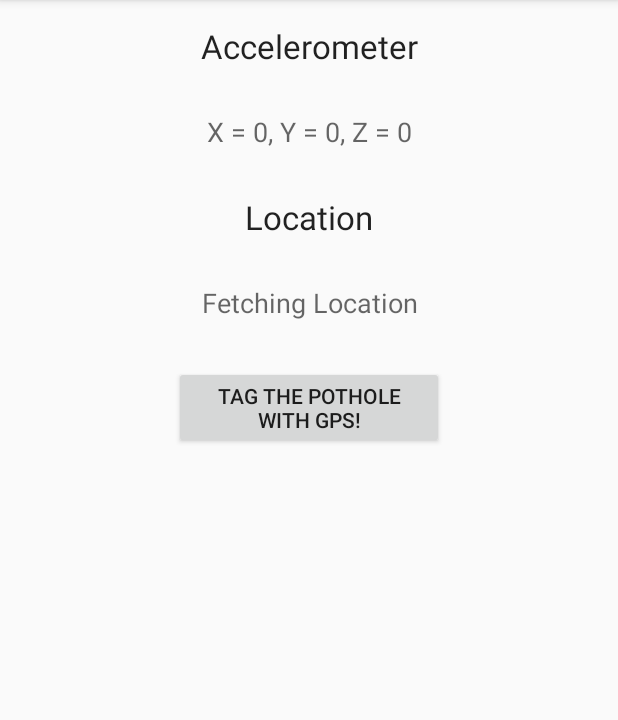
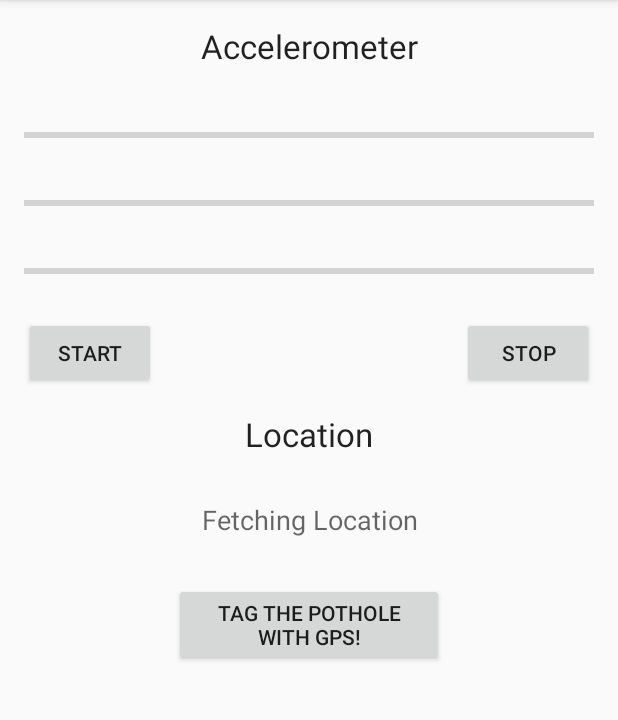
Before and after one commit to armohamm/DataReaderApp, an Android app: the screen it shows after launch (MainActivity), on a phone screen of 412 x 824 dp, the part 84-804 px from its top. Run offline under Robolectric (Android 15) with nearby library versions, the phone set to English and light mode, and no system bars.

Commit message:
[FEATURE] Stop/Start Button, Progress Bar

```diff
--- a/app/src/main/java/nitdgp/devansh/datareader/MainActivity.java
+++ b/app/src/main/java/nitdgp/devansh/datareader/MainActivity.java
@@ -1,5 +1,6 @@
 package nitdgp.devansh.datareader;
 
+import android.Manifest;
 import android.content.Context;
 import android.content.Intent;
 import android.content.pm.PackageManager;
@@ -13,11 +14,13 @@ import android.location.LocationManager;
 import android.net.Uri;
 import android.os.Environment;
 import android.provider.MediaStore;
+import android.support.v4.app.ActivityCompat;
 import android.support.v4.content.ContextCompat;
 import android.support.v7.app.AppCompatActivity;
 import android.os.Bundle;
 import android.view.View;
 import android.widget.Button;
+import android.widget.ProgressBar;
 import android.widget.TextView;
 import android.widget.Toast;
 import java.io.File;
@@ -28,9 +31,11 @@ public class MainActivity extends AppCompatActivity implements SensorEventListen
     protected Sensor mAccSensor;
     protected LocationManager mLocationManager;
     protected Location bestKnown;
-    protected TextView accelerometerText;
     protected TextView gpsText;
     protected Button gpsTag;
+    protected ProgressBar progressBarX;
+    protected ProgressBar progressBarY;
+    protected ProgressBar progressBarZ;
 
     @Override
     protected void onCreate(Bundle savedInstanceState) {
@@ -39,19 +44,65 @@ public class MainActivity extends AppCompatActivity implements SensorEventListen
         mSensorManager = (SensorManager) getSystemService(Context.SENSOR_SERVICE);
         mAccSensor = mSensorManager.getDefaultSensor(Sensor.TYPE_ACCELEROMETER);
         mLocationManager = (LocationManager) getSystemService(Context.LOCATION_SERVICE);
-        if ( ContextCompat.checkSelfPermission( this, android.Manifest.permission.ACCESS_FINE_LOCATION ) != PackageManager.PERMISSION_GRANTED ) {
-            return;
+        ActivityCompat.requestPermissions(MainActivity.this,
+                new String[] {
+                        Manifest.permission.ACCESS_FINE_LOCATION,
+                        Manifest.permission.CAMERA,
+                        Manifest.permission.READ_EXTERNAL_STORAGE,
+                        Manifest.permission.WRITE_EXTERNAL_STORAGE
+                },
+                100);
+        try {
+            mLocationManager.requestLocationUpdates(LocationManager.GPS_PROVIDER, 0, 0, this);
         }
-        mLocationManager.requestLocationUpdates(LocationManager.GPS_PROVIDER,0,0,this);
-        accelerometerText = (TextView) findViewById(R.id.accText);
+        catch (SecurityException e){
+            e.printStackTrace();
+        }
         gpsText = (TextView) findViewById(R.id.gpsText);
         gpsTag = (Button) findViewById(R.id.gpsTag);
-        Location lastknown = mLocationManager.getLastKnownLocation(LocationManager.GPS_PROVIDER);
-        if(lastknown!=null) {
-            String text = "Latitude = " + lastknown.getLatitude() + ",Longitude = " + lastknown.getLongitude();
+        progressBarX = (ProgressBar) findViewById(R.id.progressBarX);
+        progressBarX.setMax(100);
+        progressBarY = (ProgressBar) findViewById(R.id.progressBarY);
+        progressBarY.setMax(100);
+        progressBarZ = (ProgressBar) findViewById(R.id.progressBarZ);
+        progressBarZ.setMax(100);
+        Location lastKnown=null;
+        try {
+            lastKnown = mLocationManager.getLastKnownLocation(LocationManager.GPS_PROVIDER);
+        }
+        catch (SecurityException e){
+            e.printStackTrace();
+        }
+        if(lastKnown!=null) {
+            String text = "Latitude = " + lastKnown.getLatitude() + ",Longitude = " + lastKnown.getLongitude();
             gpsText.setText(text);
-            bestKnown = lastknown;
+            bestKnown = lastKnown;
         }
+    }
+
+    @Override
+    public void onRequestPermissionsResult(int requestcode,String[] perms,int[] grantResults){
+        if(requestcode==100){
+            if(grantResults.length>0){
+                for(int i=0;i<grantResults.length;i++){
+                    if(grantResults[i]!=PackageManager.PERMISSION_GRANTED){
+                        Toast.makeText(this,"Permission Denied",Toast.LENGTH_SHORT).show();
+                        finish();
+                    }
+                }
+            }
+        }
+    }
+
+    public void startAcc(View v){
+        mSensorManager.registerListener(this,mAccSensor,SensorManager.SENSOR_DELAY_NORMAL*20,SensorManager.SENSOR_DELAY_NORMAL*20);
+    }
+
+    public void stopAcc(View v){
+        mSensorManager.unregisterListener(this,mAccSensor);
+        progressBarX.setProgress(0);
+        progressBarY.setProgress(0);
+        progressBarZ.setProgress(0);
     }
 
     public void startCamera(View v){
@@ -87,9 +138,11 @@ public class MainActivity extends AppCompatActivity implements SensorEventListen
     @Override
     public void onSensorChanged(SensorEvent event){
         Sensor sensor = event.sensor;
+        long timestamp = event.timestamp;
         if(sensor.getType() == Sensor.TYPE_ACCELEROMETER) {
-            String acctext = "X = " + event.values[0] + ", Y = " + event.values[1] + ", Z = " + event.values[2];
-            accelerometerText.setText(acctext);
+            progressBarX.setProgress((int)(event.values[0]*10));
+            progressBarY.setProgress((int)(event.values[1]*10));
+            progressBarZ.setProgress((int)(event.values[2]*10));
         }
     }
 
@@ -115,7 +168,9 @@ public class MainActivity extends AppCompatActivity implements SensorEventListen
     @Override
     protected void onResume(){
         super.onResume();
-        mSensorManager.registerListener(this,mAccSensor,SensorManager.SENSOR_DELAY_NORMAL*2,SensorManager.SENSOR_DELAY_NORMAL*2);
+        progressBarX.setProgress(0);
+        progressBarY.setProgress(0);
+        progressBarZ.setProgress(0);
         try{
             mLocationManager.requestLocationUpdates(LocationManager.GPS_PROVIDER,0,0,this);
         }
--- a/app/src/main/res/layout/activity_main.xml
+++ b/app/src/main/res/layout/activity_main.xml
@@ -21,52 +21,92 @@
         android:textAlignment="center"
         android:layout_marginBottom="30dp" />
 
-    <TextView
+    <ProgressBar
+        style="?android:attr/progressBarStyleHorizontal"
+        android:layout_width="wrap_content"
+        android:layout_height="30dp"
+        android:layout_below="@id/accView"
+        android:id="@+id/progressBarX"
+        android:indeterminate="false"
+        android:layout_marginBottom="15dp"
+        android:layout_alignParentStart="true"
+        android:layout_alignParentEnd="true" />
+
+    <ProgressBar
+        style="?android:attr/progressBarStyleHorizontal"
+        android:layout_width="wrap_content"
+        android:layout_height="30dp"
+        android:layout_below="@id/progressBarX"
+        android:id="@+id/progressBarY"
+        android:indeterminate="false"
+        android:layout_marginBottom="15dp"
+        android:layout_alignParentStart="true"
+        android:layout_alignParentEnd="true" />
+
+    <ProgressBar
+        style="?android:attr/progressBarStyleHorizontal"
+        android:layout_width="wrap_content"
+        android:layout_height="30dp"
+        android:layout_below="@id/progressBarY"
+        android:id="@+id/progressBarZ"
+        android:indeterminate="false"
+        android:layout_marginBottom="15dp"
+        android:layout_alignParentStart="true"
+        android:layout_alignParentEnd="true" />
+
+
+    <Button
         android:layout_width="wrap_content"
         android:layout_height="wrap_content"
-        android:textAppearance="?android:attr/textAppearanceMedium"
-        android:text="@string/accDefault"
-        android:id="@+id/accText"
-        android:layout_alignParentEnd="true"
-        android:layout_alignParentStart="true"
-        android:layout_below="@+id/accView"
-        android:layout_marginBottom="30dp"
-        android:textAlignment="center" />
+        android:layout_below="@id/progressBarZ"
+        android:id="@+id/startButton"
+        android:text="@string/startBtn"
+        android:onClick="startAcc"
+        android:layout_alignParentStart="true"/>
+
+    <Button
+        android:layout_width="wrap_content"
+        android:layout_height="wrap_content"
+        android:layout_below="@id/progressBarZ"
+        android:id="@+id/stopButton"
+        android:onClick="stopAcc"
+        android:text="@string/stopBtn"
+        android:layout_alignParentEnd="true"/>
 
     <TextView
         android:layout_width="wrap_content"
         android:layout_height="wrap_content"
+        android:layout_below="@id/stopButton"
         android:textAppearance="?android:attr/textAppearanceLarge"
         android:text="@string/locView"
         android:id="@+id/gpsView"
         android:textAlignment="center"
+        android:layout_marginTop="15dp"
         android:layout_marginBottom="30dp"
-        android:layout_alignParentEnd="true"
-        android:layout_below="@+id/accText"
-        android:layout_alignParentStart="true" />
+        android:layout_alignParentStart="true"
+        android:layout_alignParentEnd="true"/>
 
     <TextView
         android:layout_width="wrap_content"
         android:layout_height="wrap_content"
+        android:layout_below="@id/gpsView"
         android:textAppearance="?android:attr/textAppearanceMedium"
         android:text="@string/locDefault"
         android:id="@+id/gpsText"
-        android:layout_alignParentEnd="true"
+        android:textAlignment="center"
         android:layout_alignParentStart="true"
-        android:layout_below="@+id/gpsView"
-        android:layout_marginBottom="30dp"
-        android:textAlignment="center" />
+        android:layout_alignParentEnd="true" />
 
     <Button
         android:layout_width="wrap_content"
         android:layout_height="wrap_content"
         android:text="@string/tagGPS"
         android:id="@+id/gpsTag"
-        android:layout_below="@+id/gpsText"
-        android:layout_alignParentStart="true"
-        android:layout_alignEnd="@+id/gpsText"
         android:onClick="startCamera"
         android:layout_marginLeft="100dp"
-        android:layout_marginRight="100dp" />
+        android:layout_marginRight="100dp"
+        android:layout_below="@+id/gpsText"
+        android:layout_centerHorizontal="true"
+        android:layout_marginTop="30dp" />
 
 </RelativeLayout>
--- a/app/src/main/res/values/strings.xml
+++ b/app/src/main/res/values/strings.xml
@@ -7,4 +7,6 @@
     <string name="tempView">Current Ambience</string>
     <string name="tempDefault">Fetching Current Ambience Data</string>
     <string name="tagGPS">Tag the pothole with GPS!</string>
+    <string name="startBtn">Start</string>
+    <string name="stopBtn">Stop</string>
 </resources>
--- a/app/src/main/res/values/styles.xml
+++ b/app/src/main/res/values/styles.xml
@@ -8,4 +8,5 @@
         <item name="colorAccent">@color/colorAccent</item>
     </style>
 
+
 </resources>
```
